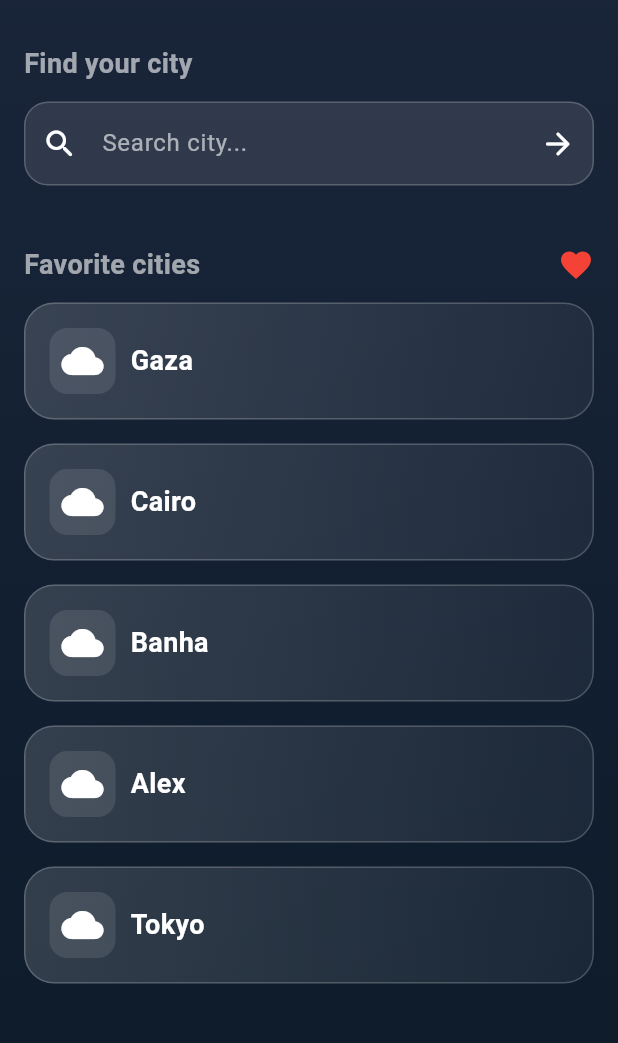
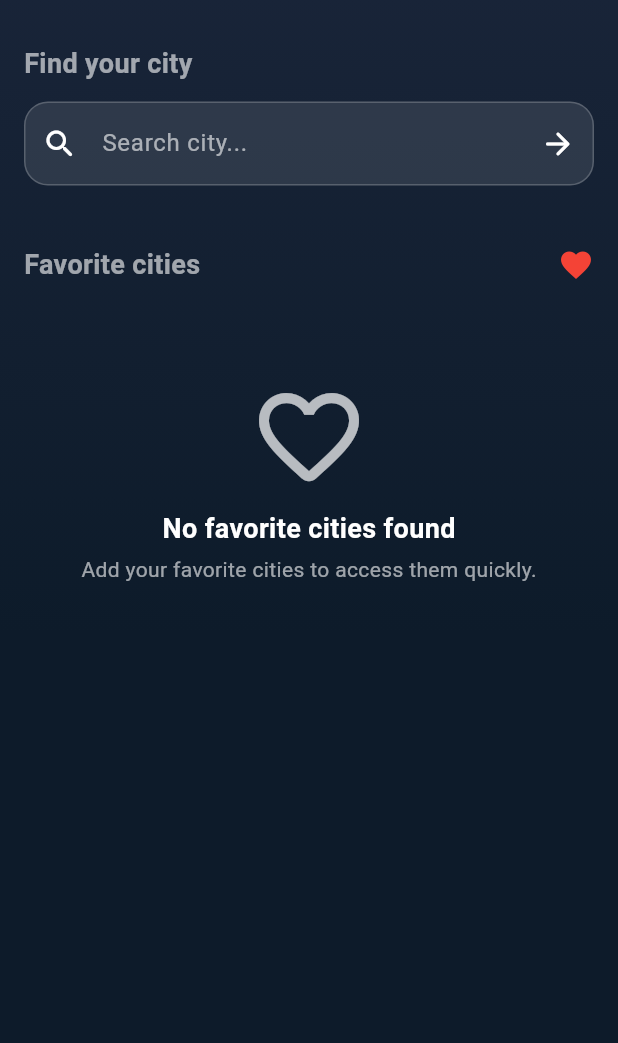
Before and after one commit to khaledkhalifa74/WeatherStatusMobileApplication, a Flutter app: the screen it shows after launch, on a phone screen of 412 x 824 dp, the part 143-1186 px from its top. Run offline on Flutter 3.47's test engine with Material 3 defaults, Android fonts, the phone set to English and light mode, and no system bars; drawn by our look-alikes of skeletonizer; our stand-ins replace awesome_dialog, dartz, dio, flutter_bloc, flutter_screenutil, get_it and 4 more; accounts and stored records are empty.

Commit message:
call favorites and show

```diff
--- a/lib/features/weather_status/data/data_sources/local_data_sources/favorite_cities_local_data_source.dart
+++ b/lib/features/weather_status/data/data_sources/local_data_sources/favorite_cities_local_data_source.dart
@@ -1,16 +1,16 @@
 import 'package:hive/hive.dart';
 
 abstract class FavoriteCitiesLocalDataSource{
-  List<String> getFavoriteCities();
+  Future<List<String>> getFavoriteCities();
   Future<bool> addCityToFavorites({required String cityName});
-  bool isFavorite({required String cityName});
+  Future<bool> isFavorite({required String cityName});
 }
 
 class FavoriteCitiesLocalDataSourceImpl extends FavoriteCitiesLocalDataSource{
   static final Box _box = Hive.box('favoritesBox');
   @override
   Future<bool> addCityToFavorites({required String cityName}) async{
-    final cities = getFavoriteCities();
+    final cities = await getFavoriteCities();
     if (!cities.contains(cityName)) {
       cities.add(cityName);
       await _box.put('cities', cities);
@@ -20,13 +20,14 @@ class FavoriteCitiesLocalDataSourceImpl extends FavoriteCitiesLocalDataSource{
   }
 
   @override
-  List<String> getFavoriteCities() {
-    return List<String>.from(_box.get('cities', defaultValue: []));
+  Future<List<String>> getFavoriteCities() async{
+    final cities = await _box.get('cities', defaultValue: []);
+    return List<String>.from(cities);
   }
 
   @override
-  bool isFavorite({required String cityName}) {
-    final cities = getFavoriteCities();
+  Future<bool> isFavorite({required String cityName}) async{
+    final cities = await getFavoriteCities();
     return cities.contains(cityName);
   }
 }
--- a/lib/features/weather_status/data/repos/get_weather_status_repo_impl.dart
+++ b/lib/features/weather_status/data/repos/get_weather_status_repo_impl.dart
@@ -40,7 +40,7 @@ class GetWeatherStatusRepoImpl extends GetWeatherStatusRepo {
   @override
   Future<Either<Failure, List<String>>> getFavoriteCities() async{
     List<String> cities;
-    cities = favoriteCitiesLocalDataSource.getFavoriteCities();
+    cities = await favoriteCitiesLocalDataSource.getFavoriteCities();
     if(cities.isNotEmpty){
       return right(cities);
     }
@@ -50,7 +50,7 @@ class GetWeatherStatusRepoImpl extends GetWeatherStatusRepo {
   @override
   Future<Either<Failure, bool>> isFavorite({required String cityName}) async{
     var isFavorite = favoriteCitiesLocalDataSource.isFavorite(cityName: cityName);
-    if(isFavorite){
+    if(await isFavorite){
       return right(true);
     }
     return left(LocalDBFailure(message: 'There is something error, please try later'));
--- a/lib/features/weather_status/presentation/views/search_city_view.dart
+++ b/lib/features/weather_status/presentation/views/search_city_view.dart
@@ -12,7 +12,7 @@ class SearchCityView extends StatelessWidget {
   Widget build(BuildContext context) {
     return BlocProvider(
       create: (BuildContext context) {
-        return WeatherStatusCubit(getIt.get<GetWeatherStatusRepoImpl>());
+        return WeatherStatusCubit(getIt.get<GetWeatherStatusRepoImpl>())..getFavoriteCities();
       },
       child: Scaffold(
         resizeToAvoidBottomInset: true,
--- a/lib/features/weather_status/presentation/views/show_weather_status_view.dart
+++ b/lib/features/weather_status/presentation/views/show_weather_status_view.dart
@@ -12,7 +12,7 @@ class ShowWeatherStatusView extends StatelessWidget {
   Widget build(BuildContext context) {
     return BlocProvider(
       create: (BuildContext context) {
-        return WeatherStatusCubit(getIt.get<GetWeatherStatusRepoImpl>())..getWeatherStatus(
+        return WeatherStatusCubit(getIt.get<GetWeatherStatusRepoImpl>())..getData(
           cityName: cityName,
         );
       },
--- a/lib/features/weather_status/presentation/views/widgets/favorites_cities_item.dart
+++ b/lib/features/weather_status/presentation/views/widgets/favorites_cities_item.dart
@@ -1,22 +1,17 @@
 import 'package:flutter/material.dart';
+import 'package:go_router/go_router.dart';
+import 'package:weather_status_app/core/utils/app_router.dart';
 import 'package:weather_status_app/core/utils/colors.dart';
 import 'package:weather_status_app/core/utils/styles.dart';
 import 'package:weather_status_app/features/weather_status/presentation/views/widgets/favorite_city_item.dart';
 
 class FavoritesCitiesItem extends StatelessWidget {
-  const FavoritesCitiesItem({super.key});
+  final List<String> favoriteCities;
+  const FavoritesCitiesItem({super.key, required this.favoriteCities});
 
   @override
   Widget build(BuildContext context) {
-    List<String> favoriteCities = [
-      'Gaza',
-      'Cairo',
-      'Banha',
-      'Alex',
-      'Tokyo',
-    ];
-    return Expanded(
-      child: Column(
+    return Column(
       children: [
         Row(
           mainAxisAlignment: MainAxisAlignment.spaceBetween,
@@ -35,27 +30,61 @@ class FavoritesCitiesItem extends StatelessWidget {
         ),
         const SizedBox(height: 12),
         // Favorite Cities List
-          Expanded(
-            child: ListView.builder(
+        favoriteCities.isEmpty
+            ? const NoFavoriteCitiesItem()
+            : ListView.builder(
+              physics: const NeverScrollableScrollPhysics(),
               padding: EdgeInsets.zero,
               itemCount: favoriteCities.length,
+              shrinkWrap: true,
               itemBuilder: (context, index) {
                 return FavoriteCityItem(
                     cityName: favoriteCities[index],
                   onTap: (){
-                    // context.push(
-                    //     AppRouter.kShowStatusView,
-                    //     extra: {
-                    //       'cityName' : _searchController.text,
-                    //     }
-                    // );
+                    context.push(
+                        AppRouter.kShowStatusView,
+                        extra: {
+                          'cityName' : favoriteCities[index],
+                        }
+                    );
                   },
                 );
               },
             ),
-          ),
       ],
-      ),
     );
   }
 }
+
+class NoFavoriteCitiesItem extends StatelessWidget {
+  const NoFavoriteCitiesItem({
+    super.key,
+  });
+
+  @override
+  Widget build(BuildContext context) {
+    return Column(
+                mainAxisAlignment: MainAxisAlignment.center,
+                children: [
+                  const SizedBox(height: 50),
+    Icon(
+      Icons.favorite_border_rounded,
+      size: 80,
+      color: kIconColor,
+    ),
+    const SizedBox(height: 8),
+    Text(
+      'No favorite cities found',
+      style: Styles.textStyle18,
+    ),
+    const SizedBox(height: 4),
+    Text(
+      'Add your favorite cities to access them quickly.',
+      style: Styles.textStyle14.copyWith(
+        color: kHintColor,
+      ),
+    ),
+                ],
+              );
+  }
+}
--- a/lib/features/weather_status/presentation/views/widgets/search_city_view_body.dart
+++ b/lib/features/weather_status/presentation/views/widgets/search_city_view_body.dart
@@ -1,8 +1,12 @@
 import 'package:flutter/material.dart';
+import 'package:flutter_bloc/flutter_bloc.dart';
 import 'package:go_router/go_router.dart';
+import 'package:skeletonizer/skeletonizer.dart';
 import 'package:weather_status_app/core/utils/app_router.dart';
 import 'package:weather_status_app/core/utils/colors.dart';
 import 'package:weather_status_app/core/widgets/custom_text_form_field.dart';
+import 'package:weather_status_app/features/weather_status/presentation/manager/weather_status_cubit/weather_status_cubit.dart';
+import 'package:weather_status_app/features/weather_status/presentation/manager/weather_status_cubit/weather_status_state.dart';
 import 'package:weather_status_app/features/weather_status/presentation/views/widgets/custom_body_decoration.dart';
 import 'package:weather_status_app/features/weather_status/presentation/views/widgets/custom_header.dart';
 import 'package:weather_status_app/features/weather_status/presentation/views/widgets/favorites_cities_item.dart';
@@ -17,6 +21,8 @@ class SearchCityViewBody extends StatefulWidget {
 class _SearchCityViewBodyState extends State<SearchCityViewBody> {
   final TextEditingController _searchController = TextEditingController();
   final GlobalKey<FormState> _searchFormKey = GlobalKey<FormState>();
+  bool isLoading = false;
+  List<String> favoriteCities = [];
   @override
   void dispose() {
     _searchController.dispose();
@@ -24,8 +30,36 @@ class _SearchCityViewBodyState extends State<SearchCityViewBody> {
   }
   @override
   Widget build(BuildContext context) {
-    return Container(
+    return BlocConsumer<WeatherStatusCubit,WeatherStatusState>(
+      listener: (context, state) {
+        if(state is StartLoadingGetFavoriteCitiesState){
+          isLoading = true;
+        }else if(state is StopLoadingGetFavoriteCitiesState){
+          isLoading = false;
+        }
+        if(state is GetFavoriteCitiesSuccessState){
+          favoriteCities = state.cities;
+        }
+      },
+      builder: (context, state) {
+        return Skeletonizer(
+          enabled: isLoading,
+          textBoneBorderRadius: TextBoneBorderRadius(BorderRadius.circular(4)),
+          effect: ShimmerEffect(
+            baseColor: kBorderColor,
+            highlightColor: kFilledColor,
+            duration: const Duration(seconds: 2),
+          ),
+          containersColor: kFilledColor,
+          child: RefreshIndicator(
+            color: kWhiteColor,
+            onRefresh: () async {
+              context.read<WeatherStatusCubit>().getFavoriteCities();
+            },
+            child: Container(
               decoration: customBodyDecoration(),
+              child: SingleChildScrollView(
+                physics: const AlwaysScrollableScrollPhysics(),
                 child: Padding(
                   padding: const EdgeInsets.symmetric(
                     vertical: 32,
@@ -72,11 +106,18 @@ class _SearchCityViewBodyState extends State<SearchCityViewBody> {
                           ),
                         ),
                         const SizedBox(height: 40),
-              const FavoritesCitiesItem(),
+                        FavoritesCitiesItem(
+                          favoriteCities: favoriteCities,
+                        ),
                       ],
                     ),
                   ),
                 ),
+              ),
+            ),
+          ),
+        );
+      },
     );
   }
 }
```
Also changed, not shown: lib/features/weather_status/presentation/manager/weather_status_cubit/weather_status_cubit.dart (+11 -11 lines), lib/features/weather_status/presentation/views/widgets/show_weather_status_view_body.dart (+12 -5 lines). Lines whose indentation alone changed are shown as unchanged.
